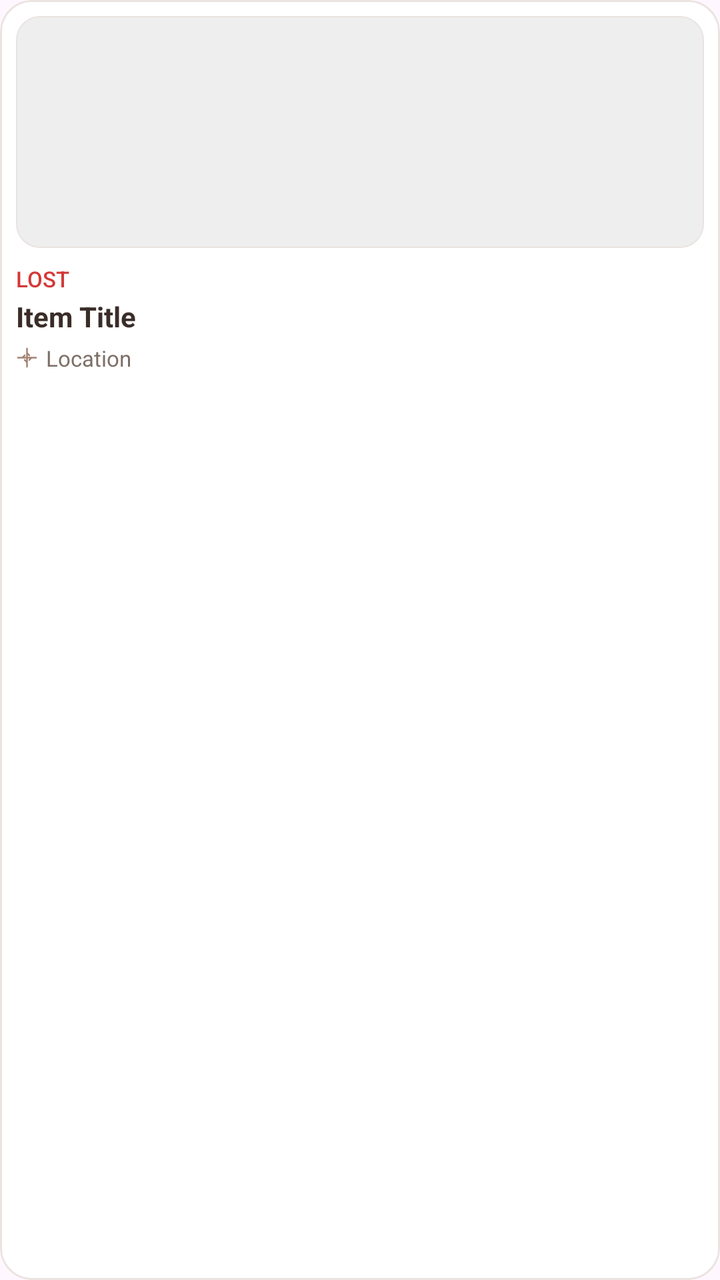
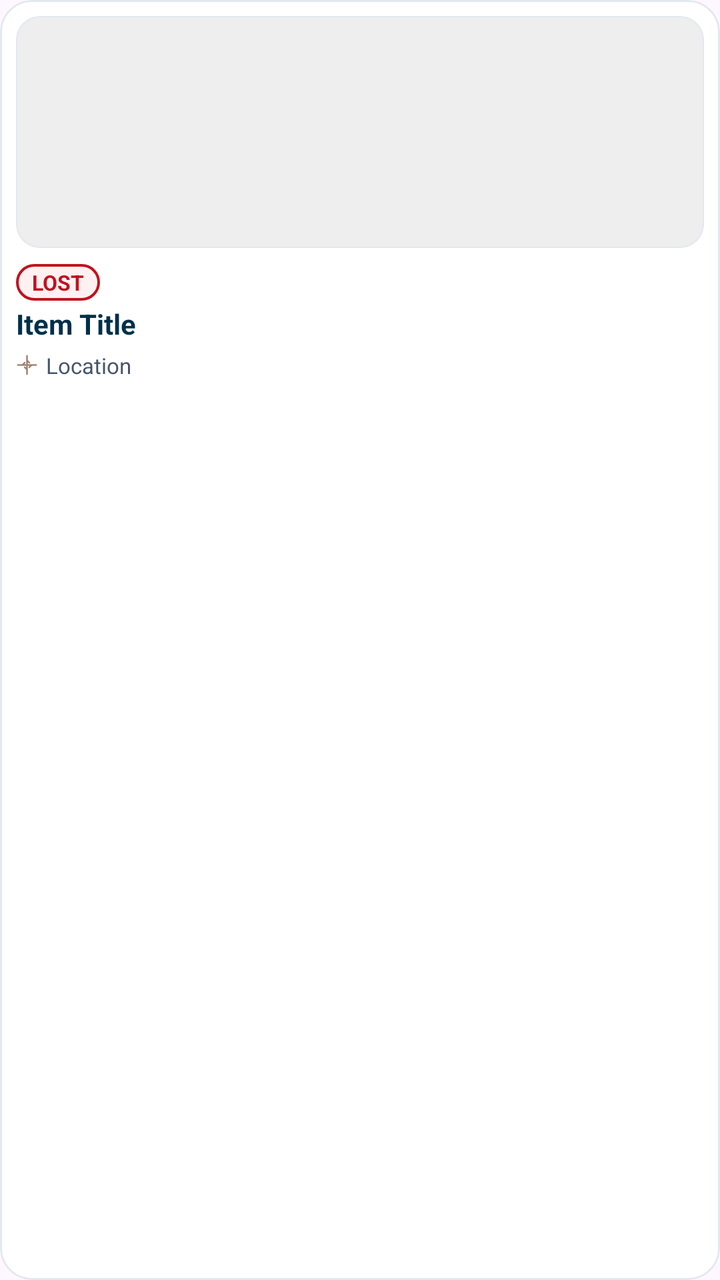

Screens rendered from an Android XML layout before and after an edit, with the pre-edit source and the edit as a unified diff.
<!-- AndroidManifest.xml: application theme Theme.LostAndFound -->
<!-- res/layout/item_report_card.xml -->
<?xml version="1.0" encoding="utf-8"?>
<com.google.android.material.card.MaterialCardView xmlns:android="http://schemas.android.com/apk/res/android"
    xmlns:app="http://schemas.android.com/apk/res-auto"
    android:layout_width="match_parent"
    android:layout_height="wrap_content"
    android:layout_margin="8dp"
    android:clickable="true"
    android:focusable="true"
    app:cardBackgroundColor="@color/white"
    app:cardCornerRadius="16dp"
    app:cardElevation="0dp"
    app:strokeColor="#EAE3E0"
    app:strokeWidth="1dp">

    <LinearLayout
        android:layout_width="match_parent"
        android:layout_height="wrap_content"
        android:orientation="vertical"
        android:padding="8dp">

        <com.google.android.material.card.MaterialCardView
            android:layout_width="match_parent"
            android:layout_height="116dp"
            app:cardCornerRadius="12dp"
            app:cardElevation="0dp"
            app:strokeWidth="0.5dp"
            app:strokeColor="#EAE3E0">

            <ImageView
                android:id="@+id/imgItem"
                android:layout_width="match_parent"
                android:layout_height="match_parent"
                android:scaleType="centerCrop"
                android:background="#EEEEEE" />
        </com.google.android.material.card.MaterialCardView>

        <TextView
            android:id="@+id/tvStatus"
            android:layout_width="wrap_content"
            android:layout_height="wrap_content"
            android:layout_marginTop="8dp"
            android:fontFamily="sans-serif-medium"
            android:text="LOST"
            android:textColor="#D43838"
            android:textSize="11sp" />

        <TextView
            android:id="@+id/tvTitle"
            android:layout_width="wrap_content"
            android:layout_height="wrap_content"
            android:layout_marginTop="2dp"
            android:fontFamily="sans-serif-bold"
            android:text="Item Title"
            android:textColor="#3A2D28"
            android:textSize="14sp"
            android:textStyle="bold" />

        <LinearLayout
            android:layout_width="wrap_content"
            android:layout_height="wrap_content"
            android:layout_marginTop="4dp"
            android:gravity="center_vertical"
            android:orientation="horizontal">

            <ImageView
                android:layout_width="11dp"
                android:layout_height="11dp"
                android:src="@drawable/ic_location_compass" />

            <TextView
                android:id="@+id/tvLocation"
                android:layout_width="wrap_content"
                android:layout_height="wrap_content"
                android:layout_marginStart="4dp"
                android:fontFamily="sans-serif"
                android:text="Location"
                android:textColor="#7D6F67"
                android:textSize="11sp" />
        </LinearLayout>
    </LinearLayout>
</com.google.android.material.card.MaterialCardView>
<!-- resources referenced by this layout -->
<resources>
  <color name="white">#FFFFFFFF</color>
  <!-- drawable ic_location_compass (drawable) -->
  <vector xmlns:android="http://schemas.android.com/apk/res/android"
      android:width="14dp"
      android:height="14dp"
      android:viewportWidth="24"
      android:viewportHeight="24">
    <path
        android:fillColor="@android:color/transparent"
        android:strokeColor="#A48374"
        android:strokeWidth="1.8"
        android:strokeLineCap="round"
        android:pathData="M12,2v20 M2,12h20 M12,7l2.5,2.5 M12,17l-2.5,-2.5 M7,12l2.5,-2.5 M17,12l-2.5,2.5" />
  </vector>
  <style name="Theme.LostAndFound" parent="Base.Theme.LostAndFound" />
  <style name="Base.Theme.LostAndFound" parent="Theme.Material3.DayNight.NoActionBar">
          <item name="android:statusBarColor">#FF003049</item>
          <item name="android:windowLightStatusBar" tools:targetApi="m">false</item>
          <item name="android:navigationBarColor">#FFFFFFFF</item>
          <item name="android:windowLightNavigationBar" tools:targetApi="o_mr1">true</item>
          
          <item name="android:windowSoftInputMode">adjustResize</item>
      </style>
</resources>

<!-- the commit's change to res/layout/item_report_card.xml (unified diff, before → after) -->
@@ -9,7 +9,7 @@
     app:cardBackgroundColor="@color/white"
     app:cardCornerRadius="16dp"
     app:cardElevation="0dp"
-    app:strokeColor="#EAE3E0"
+    app:strokeColor="@color/component_stroke"
     app:strokeWidth="1dp">
 
     <LinearLayout
@@ -24,7 +24,7 @@
             app:cardCornerRadius="12dp"
             app:cardElevation="0dp"
             app:strokeWidth="0.5dp"
-            app:strokeColor="#EAE3E0">
+            app:strokeColor="@color/component_stroke">
 
             <ImageView
                 android:id="@+id/imgItem"
@@ -39,10 +39,16 @@
             android:layout_width="wrap_content"
             android:layout_height="wrap_content"
             android:layout_marginTop="8dp"
-            android:fontFamily="sans-serif-medium"
+            android:background="@drawable/bg_tag_lost_outlined"
+            android:fontFamily="sans-serif-bold"
+            android:paddingStart="8dp"
+            android:paddingTop="2dp"
+            android:paddingEnd="8dp"
+            android:paddingBottom="2dp"
             android:text="LOST"
-            android:textColor="#D43838"
-            android:textSize="11sp" />
+            android:textColor="@color/tag_lost_color"
+            android:textSize="10.5sp"
+            android:textStyle="bold" />
 
         <TextView
             android:id="@+id/tvTitle"
@@ -51,7 +57,7 @@
             android:layout_marginTop="2dp"
             android:fontFamily="sans-serif-bold"
             android:text="Item Title"
-            android:textColor="#3A2D28"
+            android:textColor="@color/text_primary"
             android:textSize="14sp"
             android:textStyle="bold" />
 
@@ -74,7 +80,7 @@
                 android:layout_marginStart="4dp"
                 android:fontFamily="sans-serif"
                 android:text="Location"
-                android:textColor="#7D6F67"
+                android:textColor="@color/text_secondary"
                 android:textSize="11sp" />
         </LinearLayout>
     </LinearLayout>
<!-- resource entries referenced after the edit -->
@@ -1,6 +1,20 @@
 <!-- resources referenced by this layout -->
 <resources>
+  <color name="component_stroke">#FFE2E8F0</color>
+  <color name="tag_lost_color">#FFC1121F</color>
+  <color name="text_primary">#FF003049</color>
+  <color name="text_secondary">#FF475569</color>
   <color name="white">#FFFFFFFF</color>
+  <!-- drawable bg_tag_lost_outlined (drawable) -->
+  <?xml version="1.0" encoding="utf-8"?>
+  <shape xmlns:android="http://schemas.android.com/apk/res/android"
+      android:shape="rectangle">
+      <corners android:radius="14dp" />
+      <stroke
+          android:width="1.2dp"
+          android:color="#C1121F" />
+      <solid android:color="#FFF1F2" />
+  </shape>
   <!-- drawable ic_location_compass (drawable) -->
   <vector xmlns:android="http://schemas.android.com/apk/res/android"
       android:width="14dp"
